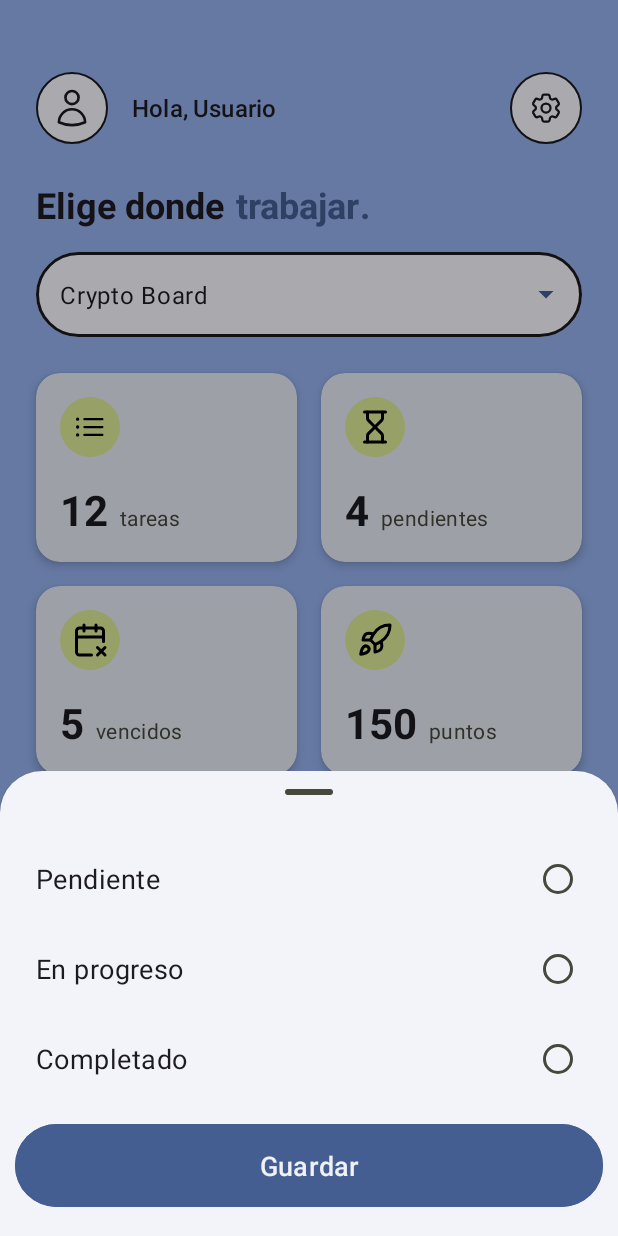
After one commit to Lenas25/WeMake, an Android app: the fragment ChangeStatusBottomSheet placed in its activity, on a phone screen of 412 x 824 dp. The commit adds this screen. Run offline under Robolectric (Android 15) with nearby library versions, the phone set to English and light mode, and no system bars; our stand-ins replace navigation-ui; 2 statements that could not run were skipped.

Commit message:
:sparkle: add bottom sheet change status layout

```diff
--- /dev/null
+++ b/app/src/main/java/com/utp/wemake/ChangeStatusBottomSheet.java
@@ -0,0 +1,75 @@
+package com.utp.wemake;
+
+import android.os.Bundle;
+import android.view.LayoutInflater;
+import android.view.View;
+import android.view.ViewGroup;
+import android.widget.RadioButton;
+import android.widget.RadioGroup;
+import android.widget.Toast;
+
+import androidx.annotation.NonNull;
+import androidx.annotation.Nullable;
+import com.google.android.material.bottomsheet.BottomSheetDialogFragment;
+import com.google.android.material.button.MaterialButton;
+
+public class ChangeStatusBottomSheet extends BottomSheetDialogFragment {
+
+    // Método de fábrica para crear una instancia y pasar datos de forma segura
+    public static ChangeStatusBottomSheet newInstance(String taskId, String currentStatus) {
+        ChangeStatusBottomSheet fragment = new ChangeStatusBottomSheet();
+        Bundle args = new Bundle();
+        args.putString("TASK_ID", taskId);
+        args.putString("CURRENT_STATUS", currentStatus);
+        fragment.setArguments(args);
+        return fragment;
+    }
+
+    @Nullable
+    @Override
+    public View onCreateView(@NonNull LayoutInflater inflater, @Nullable ViewGroup container, @Nullable Bundle savedInstanceState) {
+        // Infla TU layout
+        return inflater.inflate(R.layout.bottom_sheet_change_status, container, false);
+    }
+
+    @Override
+    public void onViewCreated(@NonNull View view, @Nullable Bundle savedInstanceState) {
+        super.onViewCreated(view, savedInstanceState);
+
+        // Referencias a las vistas de tu layout
+        RadioGroup radioGroup = view.findViewById(R.id.radio_group_status);
+        MaterialButton saveButton = view.findViewById(R.id.button_save);
+
+        // Recuperar los datos pasados
+        String taskId = getArguments().getString("TASK_ID");
+        String currentStatus = getArguments().getString("CURRENT_STATUS");
+
+        // Marcar el estado actual por defecto
+        if (currentStatus != null) {
+            // Asumiendo que el texto del RadioButton coincide con el estado
+            if (currentStatus.equals(getString(R.string.state_inprogress))) {
+                radioGroup.check(R.id.radio_in_progress);
+            } else if (currentStatus.equals(getString(R.string.state_done))) {
+                radioGroup.check(R.id.radio_done);
+            } else {
+                // Por defecto, marcamos "Pendiente"
+                radioGroup.check(R.id.radio_pending);
+            }
+        }
+
+        saveButton.setOnClickListener(v -> {
+            int selectedId = radioGroup.getCheckedRadioButtonId();
+            if (selectedId != -1) {
+                RadioButton selectedRadioButton = view.findViewById(selectedId);
+                String newStatus = selectedRadioButton.getText().toString();
+
+                // Logica de Update de Firebase
+                Toast.makeText(getContext(), "Guardando '" + newStatus + "' para la tarea " + taskId, Toast.LENGTH_SHORT).show();
+
+                // Aquí llamarías a tu ViewModel o a una interfaz para notificar al HomeFragment del cambio
+
+                dismiss(); // Cierra el BottomSheet
+            }
+        });
+    }
+}
--- a/app/src/main/java/com/utp/wemake/ColumnAdapter.java
+++ b/app/src/main/java/com/utp/wemake/ColumnAdapter.java
@@ -21,8 +21,11 @@ public class ColumnAdapter extends RecyclerView.Adapter<ColumnAdapter.ColumnView
 
     private List<KanbanColumn> columnList;
 
-    public ColumnAdapter(List<KanbanColumn> columnList) {
+    private final TaskAdapter.OnTaskInteractionListener taskInteractionListener;
+
+    public ColumnAdapter(List<KanbanColumn> columnList, TaskAdapter.OnTaskInteractionListener listener) {
         this.columnList = columnList;
+        this.taskInteractionListener = listener;
     }
 
     @NonNull
@@ -59,7 +62,7 @@ public class ColumnAdapter extends RecyclerView.Adapter<ColumnAdapter.ColumnView
             columnTitle.setText(column.getTitle());
             tasksRecyclerView.setLayoutManager(new LinearLayoutManager(itemView.getContext()));
             int columnIndex = getAdapterPosition();
-            TaskAdapter taskAdapter = new TaskAdapter(column.getTasks(), columnIndex);
+            TaskAdapter taskAdapter = new TaskAdapter(column.getTasks(), columnIndex, taskInteractionListener);
             tasksRecyclerView.setAdapter(taskAdapter);
 
             tasksRecyclerView.setOnDragListener((v, event) -> {
--- a/app/src/main/java/com/utp/wemake/HomeFragment.java
+++ b/app/src/main/java/com/utp/wemake/HomeFragment.java
@@ -22,7 +22,7 @@ import com.utp.wemake.models.Task;
 import java.util.ArrayList;
 import java.util.List;
 
-public class HomeFragment extends Fragment {
+public class HomeFragment extends Fragment implements TaskAdapter.OnTaskInteractionListener {
 
     // CAMBIO: Declarar las nuevas variables para el tablero Kanban
     private RecyclerView kanbanBoardRecycler;
@@ -148,7 +148,7 @@ public class HomeFragment extends Fragment {
         columns.add(new KanbanColumn("Completado", doneTasks));
 
         // 3. Crea una instancia del nuevo ColumnAdapter y asígnala al RecyclerView
-        columnAdapter = new ColumnAdapter(columns);
+        columnAdapter = new ColumnAdapter(columns, this);
         kanbanBoardRecycler.setAdapter(columnAdapter);
     }
 
@@ -164,4 +164,16 @@ public class HomeFragment extends Fragment {
         // Aquí podrías añadir más tareas o lógica diferente según el 'estado' si quisieras
         return list;
     }
+
+    @Override
+    public void onChangeStatusClicked(Task task) {
+
+        // Creamos una nueva instancia de nuestro BottomSheet
+        ChangeStatusBottomSheet bottomSheet = ChangeStatusBottomSheet.newInstance(
+                task.getId(), task.getEstado()
+        );
+
+        // Mostramos el BottomSheet.
+        bottomSheet.show(getChildFragmentManager(), "ChangeStatusBottomSheetTag");
+    }
 }
--- a/app/src/main/java/com/utp/wemake/TaskAdapter.java
+++ b/app/src/main/java/com/utp/wemake/TaskAdapter.java
@@ -22,17 +22,21 @@ public class TaskAdapter extends RecyclerView.Adapter<TaskAdapter.TaskViewHolder
 
     private List<Task> taskList; // Lista de tareas que se mostrará en el RecyclerView
 
-    // CAMBIO: Se añade una variable para saber el índice de la columna a la que pertenece este adaptador.
     private int columnIndex;
 
-    // CAMBIO: El constructor ahora también recibe el índice de la columna.
-    public TaskAdapter(List<Task> taskList, int columnIndex) {
+    private final OnTaskInteractionListener listener;
+
+
+    public interface OnTaskInteractionListener {
+        void onChangeStatusClicked(Task task);
+    }
+
+    public TaskAdapter(List<Task> taskList, int columnIndex, OnTaskInteractionListener listener) {
         this.taskList = taskList;
         this.columnIndex = columnIndex; // Guardamos el índice
+        this.listener = listener; // Guardamos la referencia.
     }
 
-    // --- Tus métodos existentes (getTaskAt, removeItem, etc.) pueden quedarse, no afectan al drag & drop ---
-    // --- No es necesario cambiar nada en ellos ---
 
     @NonNull
     @Override
@@ -56,6 +60,14 @@ public class TaskAdapter extends RecyclerView.Adapter<TaskAdapter.TaskViewHolder
             Context ctx = v.getContext();
             Intent intent = new Intent(ctx, TaskDetailActivity.class);
             ctx.startActivity(intent);
+        });
+
+        holder.changeButton.setOnClickListener(v -> {
+            // Verificamos que nuestro oyente exista por seguridad.
+            if (listener != null) {
+                // Llamamos al método de la interfaz, "emitiendo la señal" y enviando la tarea actual.
+                listener.onChangeStatusClicked(task);
+            }
         });
 
         // Listener de pulsación larga corregido
@@ -115,7 +127,7 @@ public class TaskAdapter extends RecyclerView.Adapter<TaskAdapter.TaskViewHolder
 
     public static class TaskViewHolder extends RecyclerView.ViewHolder {
         TextView title, description, responsible, dueDate;
-        Button externalButton;
+        Button externalButton, changeButton;
 
         public TaskViewHolder(@NonNull View itemView) {
             super(itemView);
@@ -124,6 +136,7 @@ public class TaskAdapter extends RecyclerView.Adapter<TaskAdapter.TaskViewHolder
             responsible = itemView.findViewById(R.id.task_responsible);
             dueDate = itemView.findViewById(R.id.task_due_date);
             externalButton = itemView.findViewById(R.id.button_external);
+            changeButton = itemView.findViewById(R.id.button_change);
         }
     }
 }
--- a/app/src/main/java/com/utp/wemake/models/Task.java
+++ b/app/src/main/java/com/utp/wemake/models/Task.java
@@ -3,12 +3,15 @@ package com.utp.wemake.models;
 // Clase modelo que representa una tarea
 public class Task {
     // Atributos principales de la tarea
+    private String id;
     private String titulo; // Título de la tarea
     private String descripcion; // Descripción breve de la tarea
     private String responsable; // Persona responsable de la tarea
 
+    private String estado;
+
     // Constructor que inicializa los atributos de la tarea
-    public Task(String titulo, String descripcion, String responsable) {
+    public Task( String titulo, String descripcion, String responsable) {
         this.titulo = titulo;
         this.descripcion = descripcion;
         this.responsable = responsable;
@@ -28,4 +31,12 @@ public class Task {
     public String getResponsable() {
         return responsable;
     }
+
+    public String getId() {
+        return id;
+    }
+
+    public String getEstado() {
+        return estado;
+    }
 }
--- /dev/null
+++ b/app/src/main/res/layout/bottom_sheet_change_status.xml
@@ -0,0 +1,68 @@
+<?xml version="1.0" encoding="utf-8"?>
+<LinearLayout xmlns:android="http://schemas.android.com/apk/res/android"
+        xmlns:tools="http://schemas.android.com/tools"
+        android:layout_width="match_parent"
+    android:id="@+id/main"
+        android:layout_height="wrap_content"
+        android:orientation="vertical">
+    <com.google.android.material.bottomsheet.BottomSheetDragHandleView
+        android:layout_width="match_parent"
+        android:layout_height="wrap_content" />
+
+    <RadioGroup
+        android:id="@+id/radio_group_status"
+        android:layout_width="match_parent"
+        android:layout_height="wrap_content"
+        android:paddingHorizontal="24dp">
+        <!-- Opción 1: Pendiente (usando MaterialRadioButton) -->
+        <com.google.android.material.radiobutton.MaterialRadioButton
+            android:id="@+id/radio_pending"
+            android:layout_width="match_parent"
+            android:layout_height="wrap_content"
+            android:text="@string/state_pending"
+            android:textSize="18sp"
+            android:layout_marginBottom="12dp"
+            android:paddingStart="8dp"
+            android:layoutDirection="rtl"
+            android:textAlignment="textStart"/>
+
+        <!-- Opción 2: En Progreso -->
+        <com.google.android.material.radiobutton.MaterialRadioButton
+            android:id="@+id/radio_in_progress"
+            android:layout_width="match_parent"
+            android:layout_height="wrap_content"
+            android:text="@string/state_inprogress"
+            android:textSize="18sp"
+            android:layout_marginBottom="12dp"
+            android:paddingStart="8dp"
+            android:layoutDirection="rtl"
+            android:textAlignment="textStart"/>
+
+        <!-- Opción 3: Hecho -->
+        <com.google.android.material.radiobutton.MaterialRadioButton
+            android:id="@+id/radio_done"
+            android:layout_width="match_parent"
+            android:layout_height="wrap_content"
+            android:text="@string/state_done"
+            android:textSize="18sp"
+            android:paddingStart="8dp"
+            android:layoutDirection="rtl"
+            android:textAlignment="textStart"/>
+    </RadioGroup>
+
+
+    <com.google.android.material.button.MaterialButton
+        android:id="@+id/button_save"
+        android:layout_width="match_parent"
+        android:layout_height="wrap_content"
+        android:backgroundTint="?attr/colorPrimary"
+        android:textColor="?attr/colorOnSurfaceInverse"
+        android:layout_marginVertical="15dp"
+        android:layout_marginHorizontal="10dp"
+        android:paddingVertical="15dp"
+        android:text="@string/btn_save"
+        android:textSize="18sp"/>
+
+
+
+</LinearLayout>
--- a/app/src/main/res/values/strings.xml
+++ b/app/src/main/res/values/strings.xml
@@ -66,6 +66,7 @@
     <string name="btn_change">Cambiar Estado</string>
     <string name="btn_open">Abrir Tarea</string>
 
+
     <!-- Crear Nueva Tarea -->
     <string name="new_task">Nueva Tarea</string>
     <string name="btn_save">Guardar</string>
```
